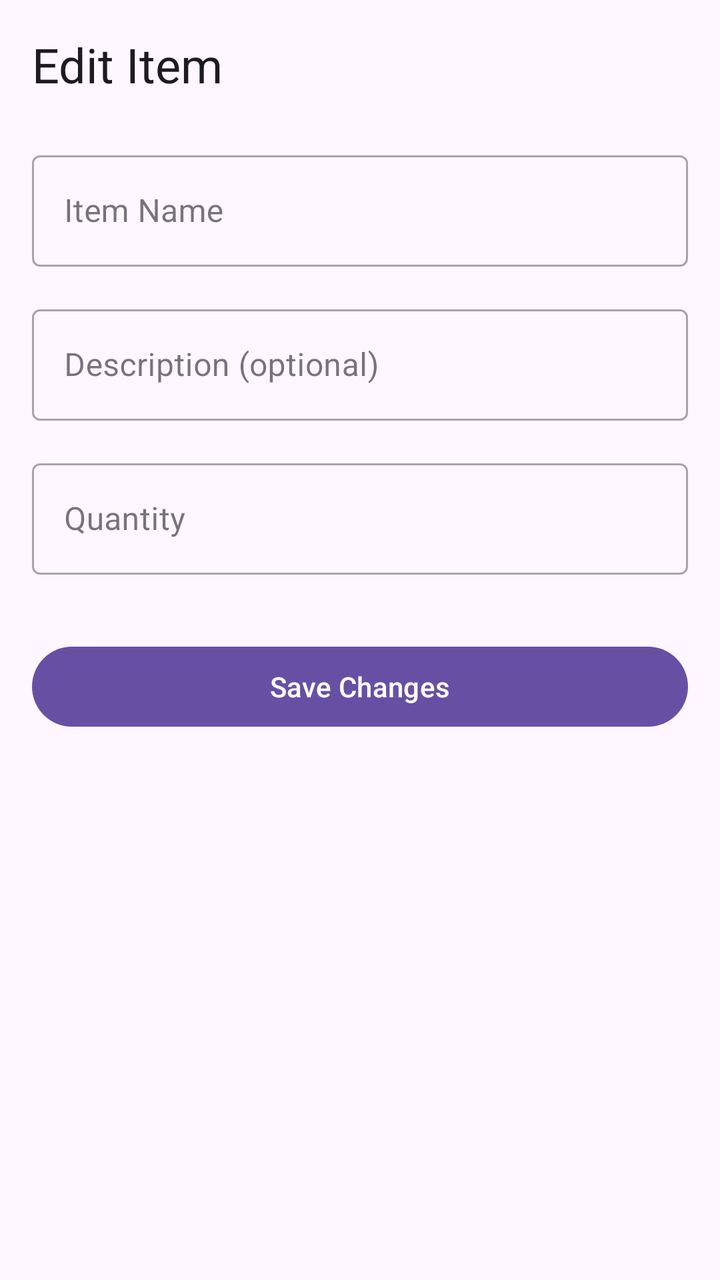
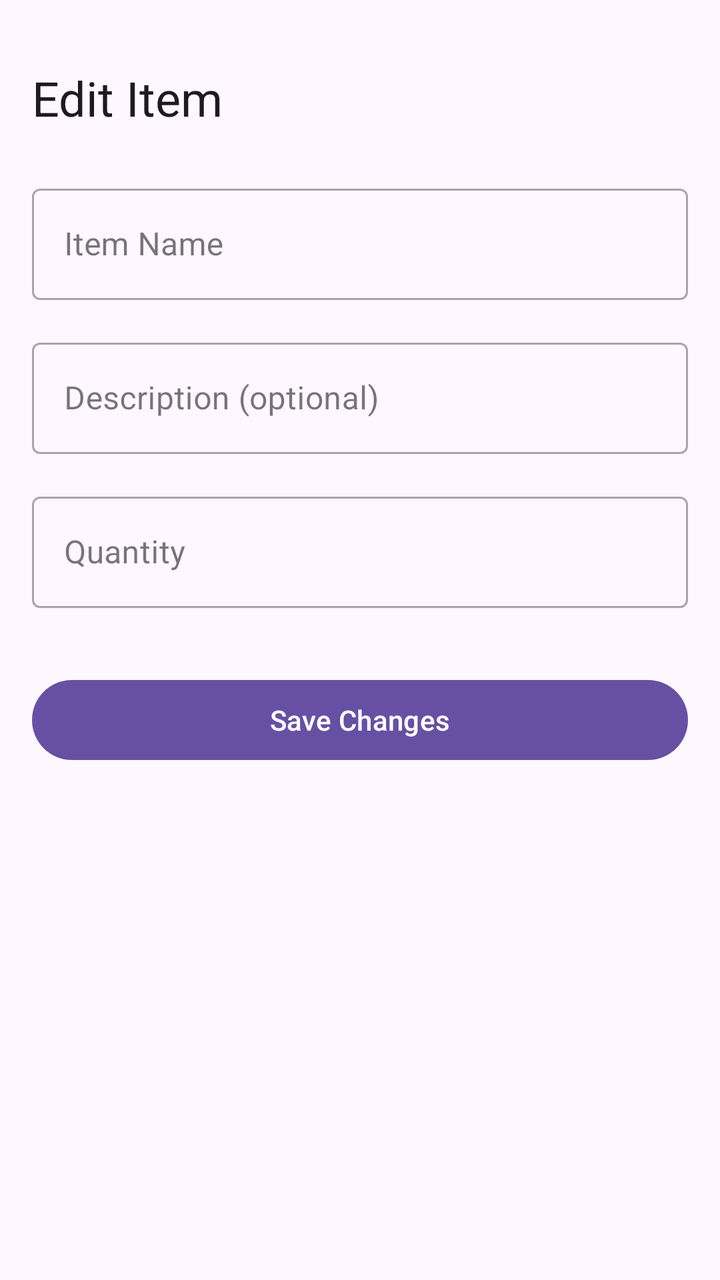

Compare the two renders of this Android layout. The source of the first and the diff that turns it into the second are given below.
<!-- AndroidManifest.xml: application theme Theme.Shopping_App_Final -->
<!-- res/layout/activity_item_customization.xml -->
<?xml version="1.0" encoding="utf-8"?>
<androidx.constraintlayout.widget.ConstraintLayout xmlns:android="http://schemas.android.com/apk/res/android"
    xmlns:app="http://schemas.android.com/apk/res-auto"
    xmlns:tools="http://schemas.android.com/tools"
    android:layout_width="match_parent"
    android:layout_height="match_parent"
    android:padding="16dp"
    tools:context=".ItemCustomizationActivity">

    <TextView
        android:id="@+id/editTitle"
        android:layout_width="0dp"
        android:layout_height="wrap_content"
        android:text="Edit Item"
        android:textAppearance="@style/TextAppearance.MaterialComponents.Headline5"
        app:layout_constraintEnd_toEndOf="parent"
        app:layout_constraintStart_toStartOf="parent"
        app:layout_constraintTop_toTopOf="parent" />

    <com.google.android.material.textfield.TextInputLayout
        android:id="@+id/nameInputLayout"
        style="@style/Widget.MaterialComponents.TextInputLayout.OutlinedBox"
        android:layout_width="0dp"
        android:layout_height="wrap_content"
        android:layout_marginTop="24dp"
        android:hint="Item Name"
        app:layout_constraintEnd_toEndOf="parent"
        app:layout_constraintStart_toStartOf="parent"
        app:layout_constraintTop_toBottomOf="@id/editTitle">

        <com.google.android.material.textfield.TextInputEditText
            android:id="@+id/nameEditText"
            android:layout_width="match_parent"
            android:layout_height="wrap_content"
            android:inputType="textCapWords" />

    </com.google.android.material.textfield.TextInputLayout>

    <com.google.android.material.textfield.TextInputLayout
        android:id="@+id/descriptionInputLayout"
        style="@style/Widget.MaterialComponents.TextInputLayout.OutlinedBox"
        android:layout_width="0dp"
        android:layout_height="wrap_content"
        android:layout_marginTop="16dp"
        android:hint="Description (optional)"
        app:layout_constraintEnd_toEndOf="parent"
        app:layout_constraintStart_toStartOf="parent"
        app:layout_constraintTop_toBottomOf="@id/nameInputLayout">

        <com.google.android.material.textfield.TextInputEditText
            android:id="@+id/descriptionEditText"
            android:layout_width="match_parent"
            android:layout_height="wrap_content"
            android:inputType="textCapSentences" />

    </com.google.android.material.textfield.TextInputLayout>

    <com.google.android.material.textfield.TextInputLayout
        android:id="@+id/quantityInputLayout"
        style="@style/Widget.MaterialComponents.TextInputLayout.OutlinedBox"
        android:layout_width="0dp"
        android:layout_height="wrap_content"
        android:layout_marginTop="16dp"
        android:hint="Quantity"
        app:layout_constraintEnd_toEndOf="parent"
        app:layout_constraintStart_toStartOf="parent"
        app:layout_constraintTop_toBottomOf="@id/descriptionInputLayout">

        <com.google.android.material.textfield.TextInputEditText
            android:id="@+id/quantityEditText"
            android:layout_width="match_parent"
            android:layout_height="wrap_content"
            android:inputType="number" />

    </com.google.android.material.textfield.TextInputLayout>

    <Button
        android:id="@+id/saveButton"
        android:layout_width="0dp"
        android:layout_height="wrap_content"
        android:layout_marginTop="32dp"
        android:text="Save Changes"
        app:layout_constraintEnd_toEndOf="parent"
        app:layout_constraintStart_toStartOf="parent"
        app:layout_constraintTop_toBottomOf="@id/quantityInputLayout" />

</androidx.constraintlayout.widget.ConstraintLayout>
<!-- resources referenced by this layout -->
<resources>
  <style name="Theme.Shopping_App_Final" parent="Base.Theme.Shopping_App_Final" />
  <style name="Base.Theme.Shopping_App_Final" parent="Theme.Material3.DayNight.NoActionBar">
          
          
      </style>
</resources>

<!-- the commit's change to res/layout/activity_item_customization.xml (unified diff, before → after) -->
@@ -11,6 +11,7 @@
         android:id="@+id/editTitle"
         android:layout_width="0dp"
         android:layout_height="wrap_content"
+        android:layout_marginTop="50px"
         android:text="Edit Item"
         android:textAppearance="@style/TextAppearance.MaterialComponents.Headline5"
         app:layout_constraintEnd_toEndOf="parent"
